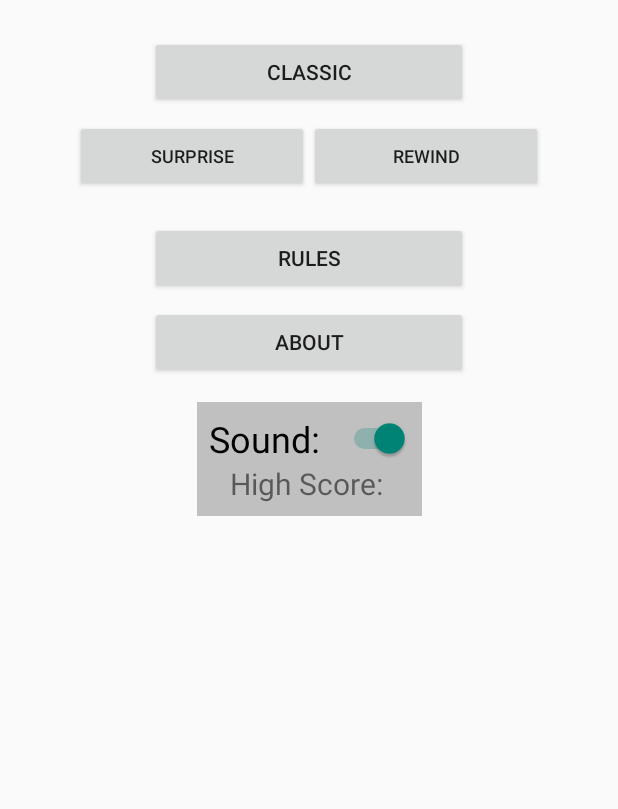
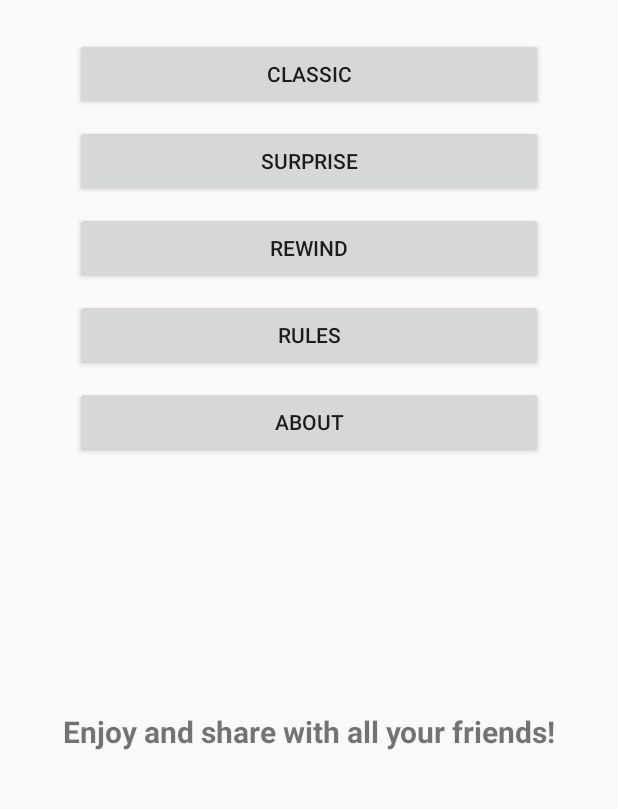
Before and after one commit to bnlake/SimonGame, an Android app: the screen it shows after launch (MainActivity), on a phone screen of 412 x 824 dp, the part 251-1060 px from its top. Run offline under Robolectric (Android 15) with nearby library versions, the phone set to English and light mode, and no system bars.

Commit message:
Readjusting buttons and constraints
Removed the high score textview and the switch so making use of the space

```diff
--- a/app/src/main/res/layout/activity_main.xml
+++ b/app/src/main/res/layout/activity_main.xml
@@ -43,9 +43,9 @@
         android:id="@+id/button_classic"
         android:layout_width="0dp"
         android:layout_height="wrap_content"
-        android:layout_marginEnd="100dp"
-        android:layout_marginStart="100dp"
-        android:layout_marginTop="24dp"
+        android:layout_marginEnd="50dp"
+        android:layout_marginStart="50dp"
+        android:layout_marginTop="25dp"
         android:text="Classic"
         app:layout_constraintEnd_toEndOf="parent"
         app:layout_constraintStart_toStartOf="parent"
@@ -55,11 +55,12 @@
         android:id="@+id/button_rewind"
         android:layout_width="0dp"
         android:layout_height="wrap_content"
+        android:layout_marginEnd="50dp"
         android:layout_marginStart="50dp"
-        android:layout_marginTop="8dp"
+        android:layout_marginTop="10dp"
         android:text="Surprise"
-        android:textSize="12sp"
-        app:layout_constraintEnd_toStartOf="@+id/button_surprise"
+        android:textSize="14sp"
+        app:layout_constraintEnd_toEndOf="parent"
         app:layout_constraintStart_toStartOf="parent"
         app:layout_constraintTop_toBottomOf="@+id/button_classic" />
 
@@ -68,73 +69,54 @@
         android:layout_width="0dp"
         android:layout_height="wrap_content"
         android:layout_marginEnd="50dp"
-        android:layout_marginTop="8dp"
+        android:layout_marginStart="50dp"
+        android:layout_marginTop="10dp"
         android:text="Rewind"
-        android:textSize="12sp"
+        android:textSize="14sp"
         app:layout_constraintEnd_toEndOf="parent"
-        app:layout_constraintStart_toEndOf="@+id/button_rewind"
-        app:layout_constraintTop_toBottomOf="@+id/button_classic" />
+        app:layout_constraintStart_toStartOf="parent"
+        app:layout_constraintTop_toBottomOf="@+id/button_rewind" />
 
     <Button
         android:id="@+id/button_rules"
         android:layout_width="0dp"
         android:layout_height="wrap_content"
-        android:layout_marginEnd="100dp"
-        android:layout_marginStart="100dp"
-        android:layout_marginTop="20dp"
+        android:layout_marginEnd="50dp"
+        android:layout_marginStart="50dp"
+        android:layout_marginTop="10dp"
         android:text="Rules"
         app:layout_constraintEnd_toEndOf="parent"
+        app:layout_constraintHorizontal_bias="0.0"
         app:layout_constraintStart_toStartOf="parent"
-        app:layout_constraintTop_toBottomOf="@+id/button_rewind" />
+        app:layout_constraintTop_toBottomOf="@+id/button_surprise" />
 
     <Button
         android:id="@+id/button_about"
         android:layout_width="0dp"
         android:layout_height="wrap_content"
-        android:layout_marginEnd="100dp"
-        android:layout_marginStart="100dp"
-        android:layout_marginTop="8dp"
+        android:layout_marginEnd="50dp"
+        android:layout_marginStart="50dp"
+        android:layout_marginTop="10dp"
         android:text="About"
         app:layout_constraintEnd_toEndOf="parent"
+        app:layout_constraintHorizontal_bias="0.0"
         app:layout_constraintStart_toStartOf="parent"
         app:layout_constraintTop_toBottomOf="@+id/button_rules" />
 
-    <LinearLayout
+    <TextView
+        android:id="@+id/textView5"
         android:layout_width="wrap_content"
-        android:layout_height="wrap_content"
-        android:layout_marginBottom="8dp"
+        android:layout_height="30dp"
+        android:layout_marginBottom="30dp"
         android:layout_marginEnd="8dp"
         android:layout_marginStart="8dp"
-        android:layout_marginTop="16dp"
-        android:background="#c0c0c0 "
-        android:orientation="vertical"
-        android:padding="8dp"
+        android:layout_marginTop="45dp"
+        android:text="@string/footerDescription"
+        android:textSize="20sp"
+        android:textStyle="bold"
         app:layout_constraintBottom_toBottomOf="parent"
         app:layout_constraintEnd_toEndOf="parent"
         app:layout_constraintStart_toStartOf="parent"
-        app:layout_constraintTop_toBottomOf="@id/button_about"
-        app:layout_constraintVertical_bias="0.0">
-
-        <Switch
-            android:id="@+id/switch_sound"
-            android:layout_width="wrap_content"
-            android:layout_height="wrap_content"
-            android:layout_weight="1"
-            android:checked="true"
-            android:text="Sound:  "
-            android:textSize="24sp" />
-
-        <TextView
-            android:id="@+id/textview_high_score"
-            android:layout_width="match_parent"
-            android:layout_height="wrap_content"
-            android:layout_weight="1"
-            android:text="High Score: "
-            android:textAlignment="center"
-            android:textSize="20sp"
-            tools:layout_editor_absoluteX="133dp"
-            tools:layout_editor_absoluteY="0dp" />
-
-    </LinearLayout>
+        app:layout_constraintTop_toBottomOf="@+id/button_about" />
 
 </android.support.constraint.ConstraintLayout>
```
